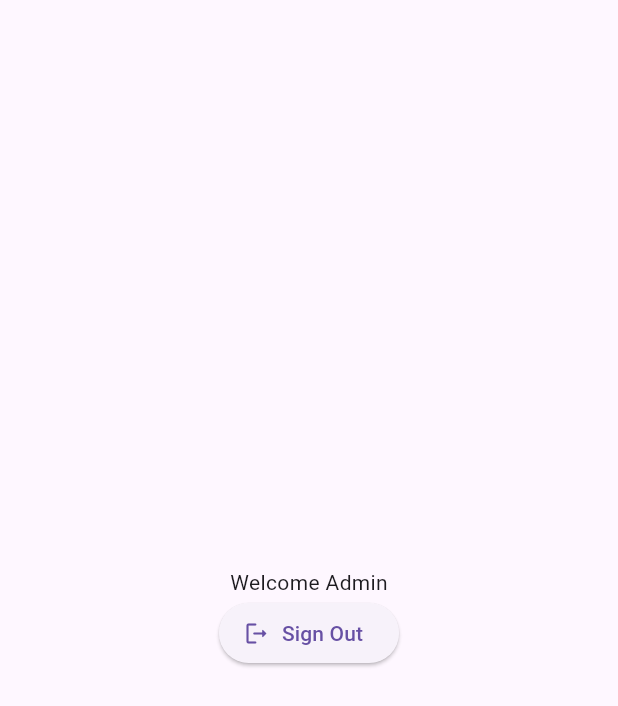
After one commit to AshuMokale/news_app, a Flutter app: the AdminHome screen opened by its route, on a phone screen of 412 x 824 dp. The commit adds this screen. Shown: the top 706 px of the screen. Run offline on Flutter 3.47's test engine with Material 3 defaults, Android fonts, the phone set to English and light mode, and no system bars; our stand-ins replace firebase_auth, firebase_core; accounts and stored records are empty; network calls fail.

Commit message:
Admin module started.

```diff
--- /dev/null
+++ b/lib/admin/home.dart
@@ -0,0 +1,41 @@
+import 'package:firebase_auth/firebase_auth.dart';
+import 'package:flutter/material.dart';
+import 'package:news_app/Login.dart' show AuthenticationPopup;
+
+class AdminHome extends StatelessWidget {
+  AdminHome({super.key});
+  final FirebaseAuth _auth = FirebaseAuth.instance;
+
+  Future<void> _signOut(BuildContext context) async {
+    try {
+      await _auth.signOut();
+      AuthenticationPopup.show(context, 'User Signed Out.');
+      // Navigate to login screen or perform any other action after sign out
+    } catch (e) {
+      print('Failed to sign out: $e');
+      // Handle sign-out failure
+    }
+  }
+
+  @override
+  Widget build(BuildContext context) {
+    return Scaffold(
+      body: Center(
+        child: Column(
+          mainAxisAlignment: MainAxisAlignment.center,
+          children: [
+            Text('Welcome Admin'),
+            ElevatedButton.icon(
+              onPressed: () {
+                _signOut(context);
+                Navigator.pushNamed(context, 'Login');
+              },
+              icon: Icon(Icons.logout_rounded),
+              label: Text('Sign Out')
+            ),
+          ],
+        ),
+      ),
+    );
+  }
+}
--- a/lib/main.dart
+++ b/lib/main.dart
@@ -1,6 +1,7 @@
 import 'package:flutter/material.dart';
 import 'package:news_app/Login.dart';
 import 'package:news_app/Register.dart';
+import 'package:news_app/admin/home.dart';
 import 'package:news_app/home.dart';
 import 'package:news_app/firebase_options.dart';
 import 'package:firebase_core/firebase_core.dart';
@@ -32,6 +33,7 @@ Future<void> main() async{
         'Login': (context) => const MyLogin(),
         'Register': (context) => const MyRegister(),
         'Home':(context) => HomeScreen(),
+        'AdminHome': (context) => AdminHome(),
       },
     ),
   );
```
Also changed, not shown: lib/Login.dart (+13 -10 lines).
